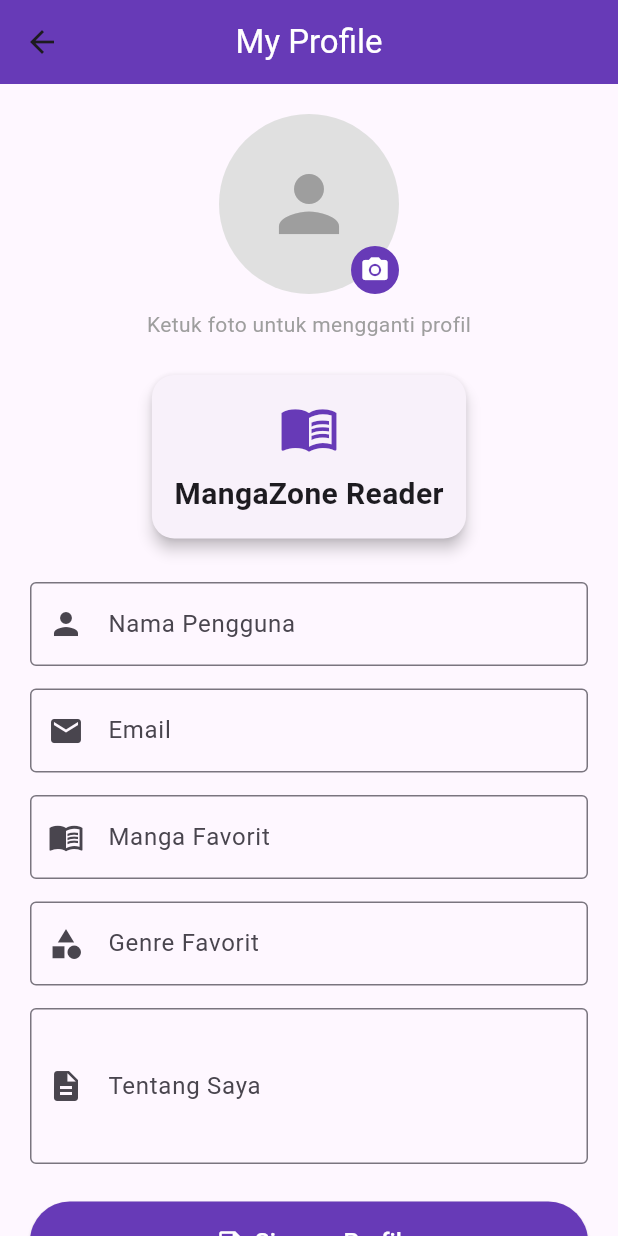
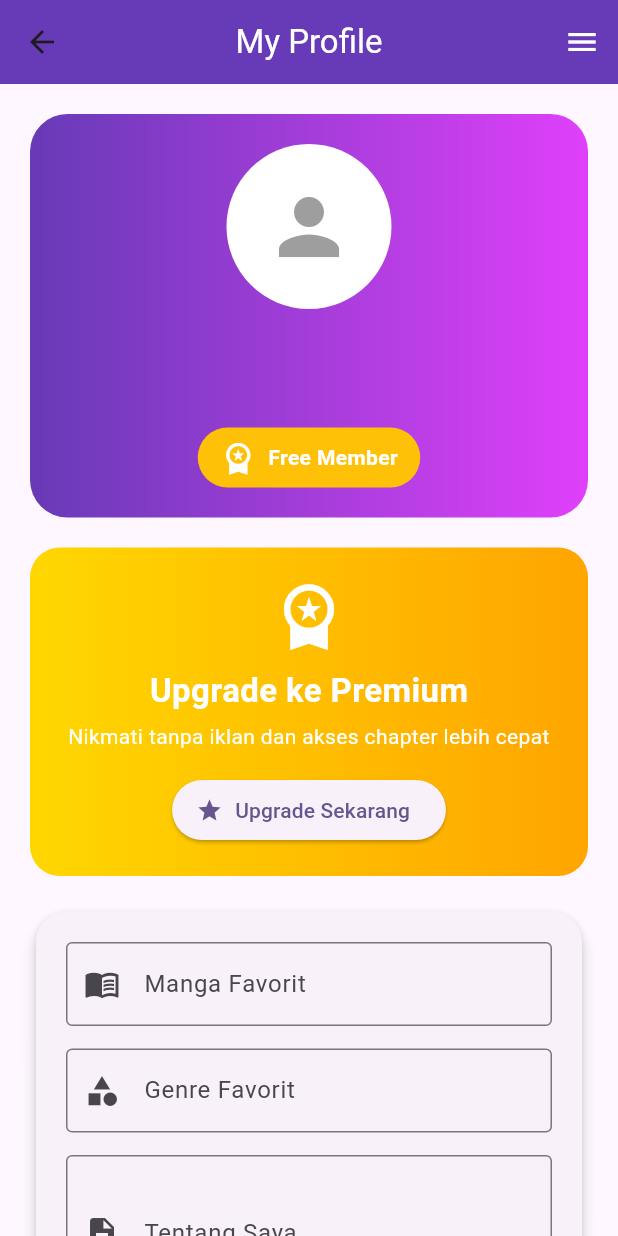
Before and after one commit to kadeegiditamahaputra-bot/MangaZone-AplikasiMobile, a Flutter app: the ProfilePage screen opened directly, on a phone screen of 412 x 824 dp. Run offline on Flutter 3.47's test engine with Material 3 defaults, Android fonts, the phone set to English and light mode, and no system bars; our stand-ins replace auto_size_text, firebase_auth, firebase_core, google_sign_in, image_picker, sqflite_common_ffi and 1 more; accounts and stored records are empty; network calls fail.

Commit message:
Update MangaZone Fitur Login, dll

```diff
--- /dev/null
+++ b/devtools_options.yaml
@@ -0,0 +1,3 @@
+description: This file stores settings for Dart & Flutter DevTools.
+documentation: https://docs.flutter.dev/tools/devtools/extensions#configure-extension-enablement-states
+extensions:
--- a/lib/pages/profile/profile_page.dart
+++ b/lib/pages/profile/profile_page.dart
@@ -2,6 +2,8 @@ import 'dart:io';
 import 'package:flutter/foundation.dart';
 import 'package:flutter/material.dart';
 import 'package:image_picker/image_picker.dart';
+import 'package:firebase_auth/firebase_auth.dart';
+import 'settings_page.dart';
 
 class ProfilePage extends StatefulWidget {
   const ProfilePage({super.key});
@@ -17,8 +19,9 @@ class _ProfilePageState extends State<ProfilePage> {
   File? _profileImage;
   Uint8List? _webImage;
 
-  String _name = '';
-  String _email = '';
+  // Ambil user Google dari FirebaseAuth
+  final User? _user = FirebaseAuth.instance.currentUser;
+
   String _favoriteManga = '';
   String _favoriteGenre = '';
   String _bio = '';
@@ -34,7 +37,6 @@ class _ProfilePageState extends State<ProfilePage> {
       if (pickedFile != null) {
         if (kIsWeb) {
           final bytes = await pickedFile.readAsBytes();
-
           setState(() {
             _webImage = bytes;
           });
@@ -60,8 +62,8 @@ class _ProfilePageState extends State<ProfilePage> {
         ),
       );
 
-      debugPrint("Nama: $_name");
-      debugPrint("Email: $_email");
+      debugPrint("Nama (Google): ${_user?.displayName}");
+      debugPrint("Email (Google): ${_user?.email}");
       debugPrint("Manga Favorit: $_favoriteManga");
       debugPrint("Genre Favorit: $_favoriteGenre");
       debugPrint("Bio: $_bio");
@@ -72,14 +74,12 @@ class _ProfilePageState extends State<ProfilePage> {
   Widget build(BuildContext context) {
     ImageProvider? profileProvider;
 
-    if (kIsWeb) {
-      if (_webImage != null) {
+    if (_user?.photoURL != null) {
+      profileProvider = NetworkImage(_user!.photoURL!);
+    } else if (kIsWeb && _webImage != null) {
       profileProvider = MemoryImage(_webImage!);
-      }
-    } else {
-      if (_profileImage != null) {
+    } else if (_profileImage != null) {
       profileProvider = FileImage(_profileImage!);
-      }
     }
 
     return Scaffold(
@@ -90,28 +90,49 @@ class _ProfilePageState extends State<ProfilePage> {
         ),
         backgroundColor: Colors.deepPurple,
         centerTitle: true,
+        actions: [
+          IconButton(
+            icon: const Icon(
+              Icons.menu,
+              color: Colors.white,
             ),
-
+            onPressed: () {
+              Navigator.push(
+                context,
+                MaterialPageRoute(
+                  builder: (_) => const SettingsPage(),
+                ),
+              );
+            },
+          ),
+        ],
+      ),
       body: SingleChildScrollView(
         padding: const EdgeInsets.all(20),
-
         child: Form(
           key: _formKey,
-
+          child: Column(
+            children: [
+              Container(
+                width: double.infinity,
+                padding: const EdgeInsets.all(20),
+                decoration: BoxDecoration(
+                  gradient: const LinearGradient(
+                    colors: [
+                      Colors.deepPurple,
+                      Colors.purpleAccent,
+                    ],
+                  ),
+                  borderRadius: BorderRadius.circular(25),
+                ),
                 child: Column(
                   children: [
                     GestureDetector(
                       onTap: _pickImage,
-
-                child: Stack(
-                  alignment: Alignment.bottomRight,
-
-                  children: [
-                    CircleAvatar(
-                      radius: 60,
-                      backgroundColor: Colors.grey[300],
+                      child: CircleAvatar(
+                        radius: 55,
+                        backgroundColor: Colors.white,
                         backgroundImage: profileProvider,
-
                         child: profileProvider == null
                             ? const Icon(
                           Icons.person,
@@ -120,29 +141,107 @@ class _ProfilePageState extends State<ProfilePage> {
                         )
                             : null,
                       ),
-
+                    ),
+                    const SizedBox(height: 12),
+                    Text(
+                      _user?.displayName ?? "User",
+                      style: const TextStyle(
+                        color: Colors.white,
+                        fontSize: 22,
+                        fontWeight: FontWeight.bold,
+                      ),
+                    ),
+                    Text(
+                      _user?.email ?? "",
+                      style: const TextStyle(
+                        color: Colors.white70,
+                      ),
+                    ),
+                    const SizedBox(height: 15),
                     Container(
-                      padding: const EdgeInsets.all(6),
-                      decoration: const BoxDecoration(
-                        color: Colors.deepPurple,
-                        shape: BoxShape.circle,
+                      padding: const EdgeInsets.symmetric(
+                        horizontal: 15,
+                        vertical: 8,
                       ),
-                      child: const Icon(
-                        Icons.camera_alt,
+                      decoration: BoxDecoration(
+                        color: Colors.amber,
+                        borderRadius: BorderRadius.circular(30),
+                      ),
+                      child: const Row(
+                        mainAxisSize: MainAxisSize.min,
+                        children: [
+                          Icon(
+                            Icons.workspace_premium,
                             color: Colors.white,
-                        size: 20,
+                          ),
+                          SizedBox(width: 8),
+                          Text(
+                            "Free Member",
+                            style: TextStyle(
+                              color: Colors.white,
+                              fontWeight: FontWeight.bold,
+                            ),
+                          ),
+                        ],
                       ),
                     ),
                   ],
                 ),
               ),
 
+              const SizedBox(height: 20),
+
+              Container(
+                width: double.infinity,
+                padding: const EdgeInsets.all(20),
+                decoration: BoxDecoration(
+                  gradient: const LinearGradient(
+                    colors: [
+                      Color(0xFFFFD700),
+                      Color(0xFFFFA500),
+                    ],
+                  ),
+                  borderRadius: BorderRadius.circular(20),
+                ),
+                child: Column(
+                  children: [
+                    const Icon(
+                      Icons.workspace_premium,
+                      color: Colors.white,
+                      size: 50,
+                    ),
                     const SizedBox(height: 10),
-
                     const Text(
-                "Ketuk foto untuk mengganti profil",
+                      "Upgrade ke Premium",
                       style: TextStyle(
-                  color: Colors.grey,
+                        color: Colors.white,
+                        fontSize: 22,
+                        fontWeight: FontWeight.bold,
+                      ),
+                    ),
+                    const SizedBox(height: 5),
+                    const Text(
+                      "Nikmati tanpa iklan dan akses chapter lebih cepat",
+                      textAlign: TextAlign.center,
+                      style: TextStyle(
+                        color: Colors.white,
+                      ),
+                    ),
+                    const SizedBox(height: 15),
+                    ElevatedButton.icon(
+                      onPressed: () {
+                        ScaffoldMessenger.of(context).showSnackBar(
+                          const SnackBar(
+                            content: Text(
+                              "Fitur Premium masih dalam pengembangan",
+                            ),
+                          ),
+                        );
+                      },
+                      icon: const Icon(Icons.star),
+                      label: const Text("Upgrade Sekarang"),
+                    ),
+                  ],
                 ),
               ),
 
@@ -151,70 +250,12 @@ class _ProfilePageState extends State<ProfilePage> {
               Card(
                 elevation: 4,
                 shape: RoundedRectangleBorder(
-                  borderRadius: BorderRadius.circular(15),
+                  borderRadius: BorderRadius.circular(20),
                 ),
-                child: const Padding(
-                  padding: EdgeInsets.all(15),
+                child: Padding(
+                  padding: const EdgeInsets.all(20),
                   child: Column(
                     children: [
-                      Icon(
-                        Icons.menu_book,
-                        size: 40,
-                        color: Colors.deepPurple,
-                      ),
-                      SizedBox(height: 10),
-                      Text(
-                        "MangaZone Reader",
-                        style: TextStyle(
-                          fontSize: 20,
-                          fontWeight: FontWeight.bold,
-                        ),
-                      ),
-                    ],
-                  ),
-                ),
-              ),
-
-              const SizedBox(height: 25),
-
-              TextFormField(
-                decoration: const InputDecoration(
-                  labelText: "Nama Pengguna",
-                  prefixIcon: Icon(Icons.person),
-                  border: OutlineInputBorder(),
-                ),
-                onSaved: (value) => _name = value ?? '',
-                validator: (value) {
-                  if (value == null || value.isEmpty) {
-                    return "Nama tidak boleh kosong";
-                  }
-                  return null;
-                },
-              ),
-
-              const SizedBox(height: 15),
-
-              TextFormField(
-                decoration: const InputDecoration(
-                  labelText: "Email",
-                  prefixIcon: Icon(Icons.email),
-                  border: OutlineInputBorder(),
-                ),
-                keyboardType: TextInputType.emailAddress,
-                onSaved: (value) => _email = value ?? '',
-                validator: (value) {
-                  if (value == null || value.isEmpty) {
-                    return "Email tidak boleh kosong";
-                  }
-                  if (!value.contains('@')) {
-                    return "Format email tidak valid";
-                  }
-                  return null;
-                },
-              ),
-
-              const SizedBox(height: 15),
-
                       TextFormField(
                         decoration: const InputDecoration(
                           labelText: "Manga Favorit",
@@ -223,9 +264,7 @@ class _ProfilePageState extends State<ProfilePage> {
                         ),
                         onSaved: (value) => _favoriteManga = value ?? '',
                       ),
-
                       const SizedBox(height: 15),
-
                       TextFormField(
                         decoration: const InputDecoration(
                           labelText: "Genre Favorit",
@@ -234,9 +273,7 @@ class _ProfilePageState extends State<ProfilePage> {
                         ),
                         onSaved: (value) => _favoriteGenre = value ?? '',
                       ),
-
                       const SizedBox(height: 15),
-
                       TextFormField(
                         decoration: const InputDecoration(
                           labelText: "Tentang Saya",
@@ -246,8 +283,12 @@ class _ProfilePageState extends State<ProfilePage> {
                         maxLines: 3,
                         onSaved: (value) => _bio = value ?? '',
                       ),
+                    ],
+                  ),
+                ),
+              ),
 
-              const SizedBox(height: 25),
+              const SizedBox(height: 20),
 
               SizedBox(
                 width: double.infinity,
@@ -261,8 +302,9 @@ class _ProfilePageState extends State<ProfilePage> {
                   style: ElevatedButton.styleFrom(
                     backgroundColor: Colors.deepPurple,
                     foregroundColor: Colors.white,
-                    padding: const EdgeInsets.symmetric(
-                      vertical: 15,
+                    padding: const EdgeInsets.symmetric(vertical: 15),
+                    shape: RoundedRectangleBorder(
+                      borderRadius: BorderRadius.circular(15),
                     ),
                   ),
                 ),
--- a/pubspec.yaml
+++ b/pubspec.yaml
@@ -1,6 +1,7 @@
 name: mangazone
 description: Aplikasi MangaZone - Baca Manga Digital
 publish_to: 'none'
+
 
 version: 1.0.0+1
 
@@ -10,6 +11,11 @@ environment:
 dependencies:
   flutter:
     sdk: flutter
+  firebase_core: ^4.0.0
+  firebase_auth: ^6.0.0
+  cloud_firestore: ^6.0.0
+  google_sign_in: ^6.2.1
+
 
   # UI
   cupertino_icons: ^1.0.8
```
Also changed, not shown: lib/main.dart (+31 -13 lines), lib/pages/home/home_page.dart (+82 -9 lines), lib/pages/home/searching.dart (added, +111 -0 lines), lib/pages/login/login_page.dart (+106 -0 lines), lib/pages/transaksi/transaksi_page.dart (+77 -0 lines), firebase.json (added), lib/firebase_options.dart (added), lib/pages/login/logout.dart (added), lib/pages/profile/settings_page.dart (renamed from lib/pages/settings/settings_page.dart), pubspec.lock, 7 other files. Lines whose indentation alone changed are shown as unchanged.
